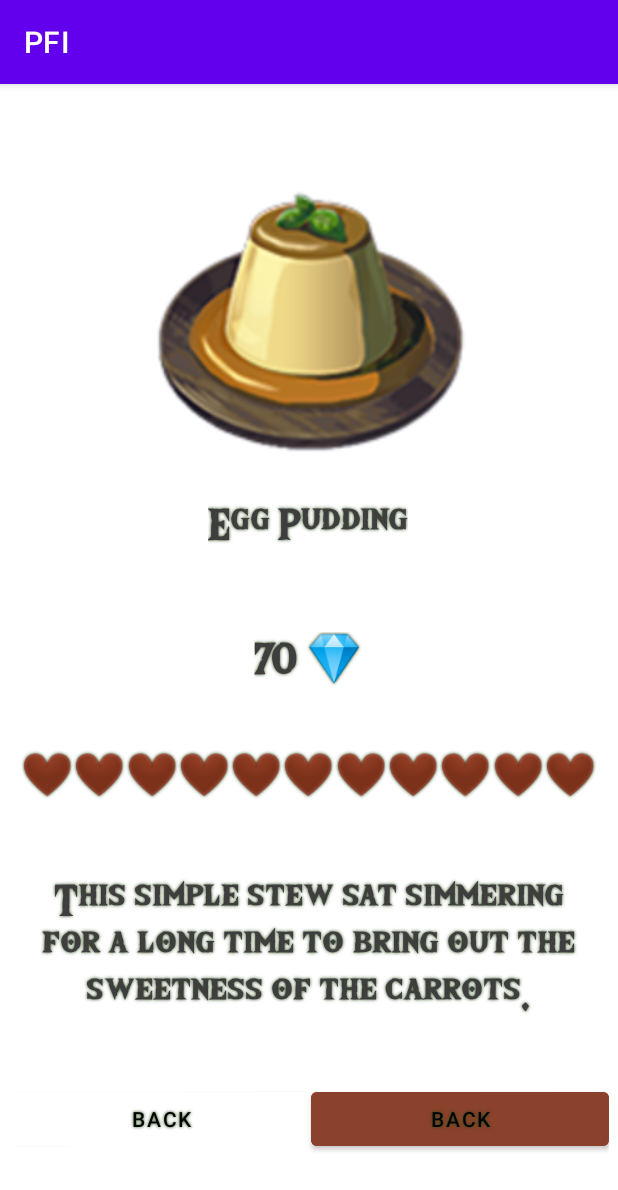
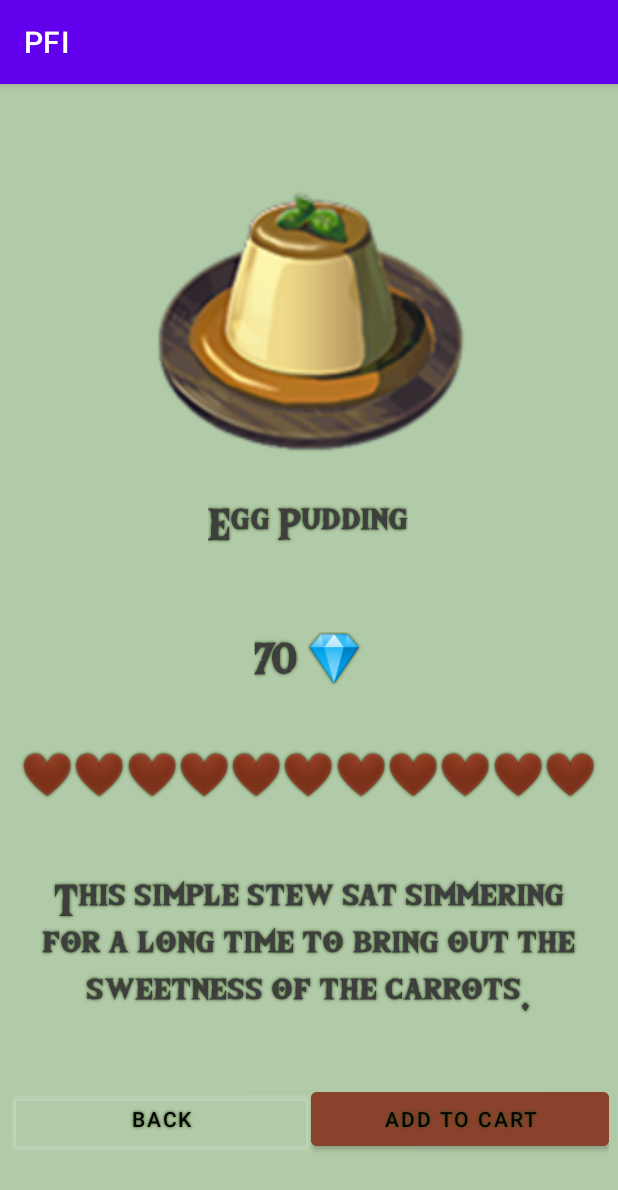
Before and after one commit to Alexis3335/PFI, an Android app: the details screen opened directly, with no data from a screen before it, on a phone screen of 412 x 824 dp. Shown: the top 1190 px of the screen. Run offline under Robolectric (Android 15) with nearby library versions, the phone set to English and light mode, and no system bars.

Commit message:
add to cart button

```diff
--- a/app/src/main/res/layout/activity_details.xml
+++ b/app/src/main/res/layout/activity_details.xml
@@ -4,8 +4,8 @@
     xmlns:tools="http://schemas.android.com/tools"
     android:layout_width="match_parent"
     android:layout_height="match_parent"
-    android:background="#00477D21"
-    android:backgroundTint="#003A6D25"
+    android:background="#FFFFFF"
+    android:backgroundTint="#B1CAA7"
     android:outlineAmbientShadowColor="#00000000"
     tools:context=".login">
 
--- a/app/src/main/res/values/strings.xml
+++ b/app/src/main/res/values/strings.xml
@@ -1,14 +1,14 @@
 <resources>
     <string name="app_name">PFI</string>
+    <string name="egg_pudding_name">Egg Pudding</string>
     <string name="egg_pudding_description">This simple stew sat simmering for a long time to bring out the sweetness of the carrots.</string>
-    <string name="egg_pudding_name">Egg Pudding</string>
     <string name="egg_pudding_price">70 💎</string>
     <string name="egg_pudding_hearts">❤❤❤❤❤❤❤❤❤❤❤</string>
+
     <string name="login_nom">Enter your name</string>
     <string name="login_pass">Enter password</string>
     <string name="nom_magasin">General Shoppe</string>
     <string name="bouton_login">Login</string>
     <string name="btnBack">Back</string>
-    <string name="btnAddCart">Back</string>
-    <string name="test">allo</string>
+    <string name="btnAddCart">Add to cart</string>
 </resources>
```
Also changed, not shown: 1 other file.
